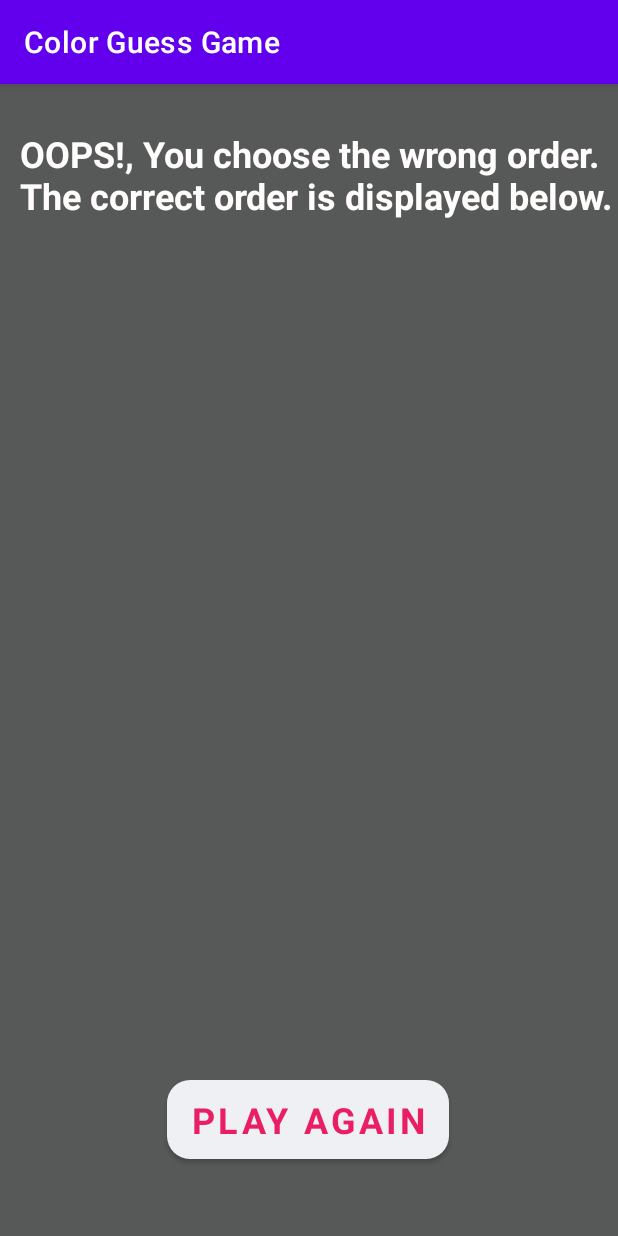
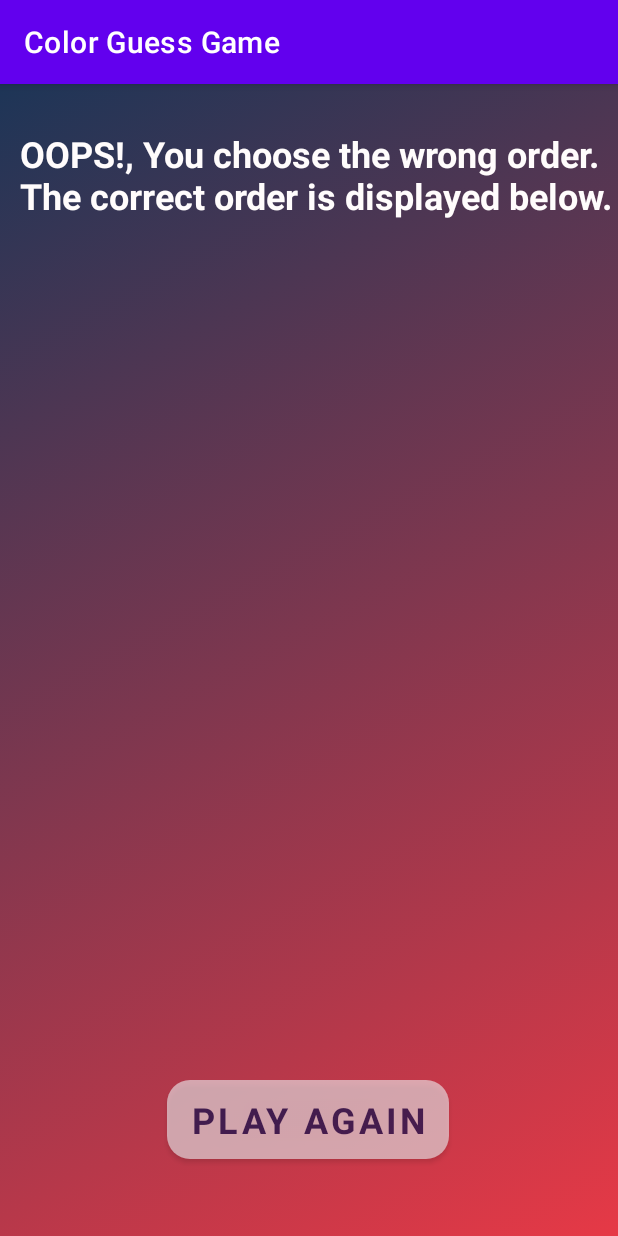
Before and after one commit to Varun832003/Color-Guessing-Game_GDSC, an Android app: the MainActivity4 screen opened directly, with no data from a screen before it, on a phone screen of 412 x 824 dp. Run offline under Robolectric (Android 15) with nearby library versions, the phone set to English and light mode, and no system bars; Roboto replaces fonts that are not available here; 1 statement that could not run was skipped.

Commit message:
Final Commit

```diff
--- a/app/src/main/java/com/example/colorguessgame/MainActivity4.java
+++ b/app/src/main/java/com/example/colorguessgame/MainActivity4.java
@@ -9,9 +9,11 @@ import android.media.MediaPlayer;
 import android.os.Bundle;
 import android.view.View;
 import android.widget.Button;
+import android.widget.LinearLayout;
 import android.widget.TextView;
 
 public class MainActivity4 extends AppCompatActivity {
+    LinearLayout linearLayout;
     RecyclerView recyclerView;
     Button playAgain;
     TextView textView3;
--- a/app/src/main/res/layout/activity_main4.xml
+++ b/app/src/main/res/layout/activity_main4.xml
@@ -4,8 +4,8 @@
     xmlns:tools="http://schemas.android.com/tools"
     android:layout_width="match_parent"
     android:layout_height="match_parent"
-    android:background="#575959"
-    tools:context=".MainActivity4">
+    tools:context=".MainActivity4"
+    android:background="@drawable/background_3">
 
     <androidx.recyclerview.widget.RecyclerView
         android:id="@+id/recyclerView"
@@ -29,13 +29,13 @@
         android:layout_marginEnd="100dp"
         android:layout_marginRight="100dp"
         android:layout_marginBottom="45dp"
-        android:alpha="1"
+        android:alpha="0.6"
         android:capitalize="none"
         android:fontFamily="@font/amarante"
         android:paddingTop="10dp"
         android:paddingBottom="10dp"
         android:text="Play Again"
-        android:textColor="#E91E63"
+        android:textColor="#010F57"
         android:textSize="24sp"
         android:textStyle="bold"
         app:backgroundTint="#EEF0F3"
--- a/app/src/main/res/layout/my_layout.xml
+++ b/app/src/main/res/layout/my_layout.xml
@@ -8,8 +8,8 @@
     <LinearLayout
         android:layout_width="match_parent"
         android:layout_height="100dp"
-        android:layout_marginTop="3dp"
-        android:background="#EF1B61"
+        android:layout_marginTop="8dp"
+        android:background="#100101"
         android:gravity="center"
         android:orientation="horizontal"
         app:layout_constraintEnd_toEndOf="parent"
@@ -26,7 +26,7 @@
             android:fontFamily="@font/aref_ruqaa"
             android:text="TextView"
             android:textColor="#EAE3E3"
-            android:textSize="30sp"
+            android:textSize="35sp"
             android:textStyle="bold" />
     </LinearLayout>
 </androidx.constraintlayout.widget.ConstraintLayout>
```
Also changed, not shown: app/src/main/java/com/example/colorguessgame/CustomAdapter.java (+12 -1 lines).
